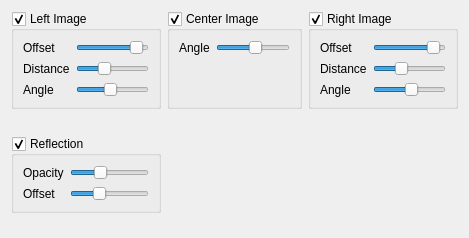
First picture: the form in parameters.ui, repository ariya/screenie, before the edit.
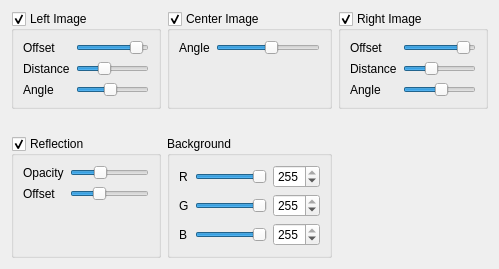
Second picture: the form after the edit.

Commit message: Add support for custom background color

Diff of the .ui file:
```diff
--- a/parameters.ui
+++ b/parameters.ui
@@ -5,8 +5,8 @@
    <rect>
     <x>0</x>
     <y>0</y>
-    <width>469</width>
-    <height>238</height>
+    <width>499</width>
+    <height>267</height>
    </rect>
   </property>
   <property name="minimumSize" >
@@ -325,6 +325,108 @@
      </property>
     </spacer>
    </item>
+   <item row="2" column="1" >
+    <widget class="QGroupBox" name="backgroundBox" >
+     <property name="title" >
+      <string>Background</string>
+     </property>
+     <property name="flat" >
+      <bool>true</bool>
+     </property>
+     <layout class="QGridLayout" name="gridLayout_2" >
+      <item row="0" column="0" >
+       <widget class="QLabel" name="label_10" >
+        <property name="text" >
+         <string>R</string>
+        </property>
+       </widget>
+      </item>
+      <item row="0" column="1" >
+       <widget class="QSlider" name="backgroundRedSlider" >
+        <property name="maximum" >
+         <number>255</number>
+        </property>
+        <property name="value" >
+         <number>255</number>
+        </property>
+        <property name="orientation" >
+         <enum>Qt::Horizontal</enum>
+        </property>
+       </widget>
+      </item>
+      <item row="0" column="2" >
+       <widget class="QSpinBox" name="spinBox" >
+        <property name="maximum" >
+         <number>255</number>
+        </property>
+        <property name="value" >
+         <number>255</number>
+        </property>
+       </widget>
+      </item>
+      <item row="1" column="0" >
+       <widget class="QLabel" name="label_11" >
+        <property name="text" >
+         <string>G</string>
+        </property>
+       </widget>
+      </item>
+      <item row="1" column="1" >
+       <widget class="QSlider" name="backgroundGreenSlider" >
+        <property name="maximum" >
+         <number>255</number>
+        </property>
+        <property name="value" >
+         <number>255</number>
+        </property>
+        <property name="orientation" >
+         <enum>Qt::Horizontal</enum>
+        </property>
+       </widget>
+      </item>
+      <item row="1" column="2" >
+       <widget class="QSpinBox" name="spinBox_2" >
+        <property name="maximum" >
+         <number>255</number>
+        </property>
+        <property name="value" >
+         <number>255</number>
+        </property>
+       </widget>
+      </item>
+      <item row="2" column="0" >
+       <widget class="QLabel" name="label_12" >
+        <property name="text" >
+         <string>B</string>
+        </property>
+       </widget>
+      </item>
+      <item row="2" column="1" >
+       <widget class="QSlider" name="backgroundBlueSlider" >
+        <property name="maximum" >
+         <number>255</number>
+        </property>
+        <property name="value" >
+         <number>255</number>
+        </property>
+        <property name="orientation" >
+         <enum>Qt::Horizontal</enum>
+        </property>
+       </widget>
+      </item>
+      <item row="2" column="2" >
+       <widget class="QSpinBox" name="spinBox_3" >
+        <property name="maximum" >
+         <number>255</number>
+        </property>
+        <property name="value" >
+         <number>255</number>
+        </property>
+       </widget>
+      </item>
+     </layout>
+    </widget>
+   </item>
   </layout>
  </widget>
  <resources/>
```
Left out of the diff: 99 changed lines with no effect on the pictures. The commit also changes 1 other file.
